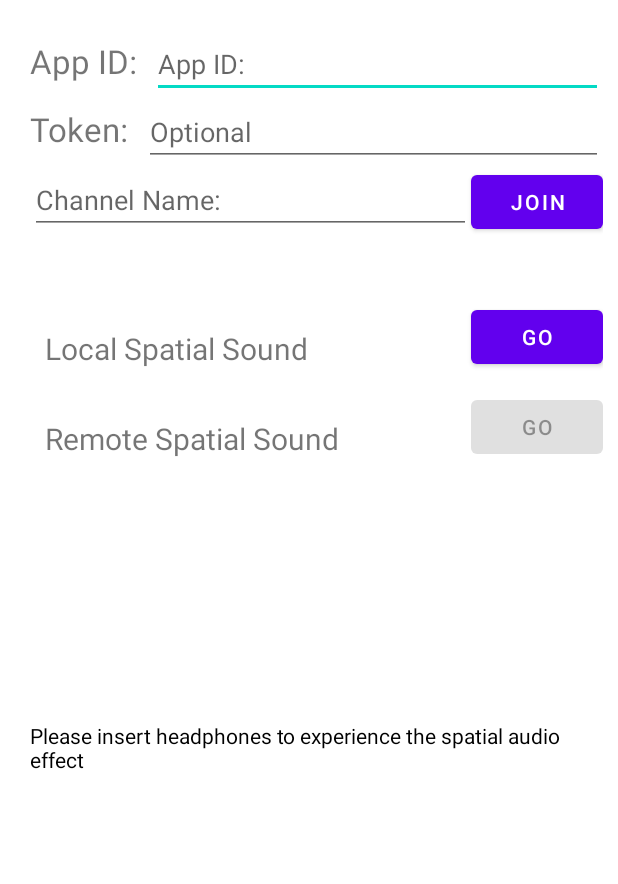
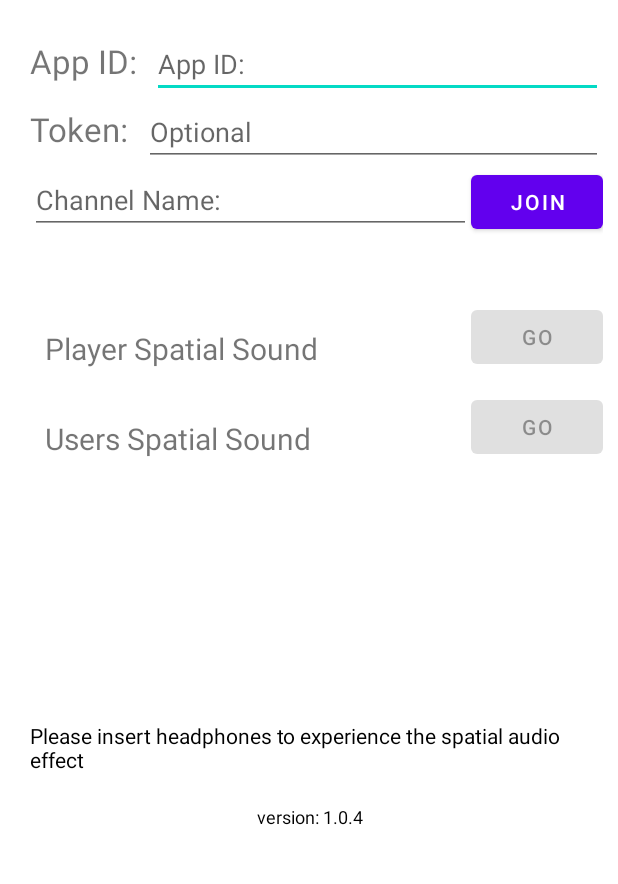
Before and after one commit to AgoraIO-Community/3DSpatialAudioDemo, an Android app: the screen it shows after launch (MainActivity), on a phone screen of 412 x 824 dp, the part 218-1102 px from its top. Run offline under Robolectric (Android 15) with nearby library versions, the phone set to English and light mode, and no system bars; our stand-ins replace navigation-ui; libraries missing offline, so code that uses them is left out: io.agora.mediaplayer, io.agora.rtc2.

Commit message:
fix crash issues

```diff
--- a/src/Android/3DSpatialDemo/app/build.gradle
+++ b/src/Android/3DSpatialDemo/app/build.gradle
@@ -13,8 +13,8 @@ android {
         applicationId "io.agora.nathan.spatialsound"
         minSdk 21
         targetSdk 32
-        versionCode 3
-        versionName "1.0.3"
+        versionCode 4
+        versionName "1.0.4"
     }
 
     buildTypes {
--- a/src/Android/3DSpatialDemo/app/src/main/java/io/agora/nathan/spatialsound/HomeFragment.java
+++ b/src/Android/3DSpatialDemo/app/src/main/java/io/agora/nathan/spatialsound/HomeFragment.java
@@ -7,6 +7,7 @@ import android.view.View;
 import android.view.ViewGroup;
 import android.widget.Button;
 import android.widget.EditText;
+import android.widget.TextView;
 
 import androidx.annotation.NonNull;
 import androidx.navigation.fragment.NavHostFragment;
@@ -37,11 +38,13 @@ public class HomeFragment extends BaseFragment {
 
     public void onViewCreated(@NonNull View view, Bundle savedInstanceState) {
         super.onViewCreated(view, savedInstanceState);
-
+        TextView v = view.findViewById(R.id.version);
+        v.setText("version: "+BuildConfig.VERSION_NAME);
         channel = view.findViewById(R.id.et_channel);
         join = (Button)view.findViewById(R.id.btn_join);
 
         if(AgoraManager.getInstance().isJoined()) {
+            binding.btnDemo1.setEnabled(true);
             binding.btnDemo2.setEnabled(true);
             join.setText(R.string.leave);
             channel.setEnabled(false);
@@ -50,7 +53,7 @@ public class HomeFragment extends BaseFragment {
             join.setText(R.string.join);
             channel.setEnabled(true);
             binding.btnDemo2.setEnabled(false);
-
+            binding.btnDemo1.setEnabled(false);
         }
         join.setOnClickListener(new View.OnClickListener() {
             @Override
@@ -71,12 +74,14 @@ public class HomeFragment extends BaseFragment {
 
                     join.setText(R.string.leave);
                     channel.setEnabled(false);
+                    binding.btnDemo1.setEnabled(true);
                     binding.btnDemo2.setEnabled(true);
                 }
                 else {
                     AgoraManager.getInstance().leaveChannel();
                     join.setText(R.string.join);
                     channel.setEnabled(true);
+                    binding.btnDemo1.setEnabled(false);
                     binding.btnDemo2.setEnabled(false);
                 }
             }
--- a/src/Android/3DSpatialDemo/app/src/main/res/layout/fragment_home.xml
+++ b/src/Android/3DSpatialDemo/app/src/main/res/layout/fragment_home.xml
@@ -166,5 +166,16 @@
         android:text="@string/spatial_sound_tip"
         android:textColor="@android:color/black"
         android:textSize="14sp" />
+
+        <TextView
+            android:id="@+id/version"
+            android:layout_width="match_parent"
+            android:layout_height="wrap_content"
+            android:layout_marginHorizontal="20dp"
+            android:layout_marginTop="20dp"
+            android:text="Version: 1.0.1"
+            android:textAlignment="center"
+            android:textColor="@android:color/black"
+            android:textSize="12sp" />
     </LinearLayout>
 </FrameLayout>
--- a/src/Android/3DSpatialDemo/app/src/main/res/values/strings.xml
+++ b/src/Android/3DSpatialDemo/app/src/main/res/values/strings.xml
@@ -10,8 +10,8 @@
     <string name="join">Join</string>
     <string name="leave">Leave</string>
     <string name="channel_name">Channel Name:</string>
-    <string name="spacial_sound_demo">Local Spatial Sound</string>
-    <string name="spacial_sound_demo2">Remote Spatial Sound</string>
+    <string name="spacial_sound_demo">Player Spatial Sound</string>
+    <string name="spacial_sound_demo2">Users Spatial Sound</string>
 
     <string name="start">Start</string>
     <string name="click_start">Start</string>
```
Also changed, not shown: src/Android/3DSpatialDemo/app/src/main/java/io/agora/nathan/spatialsound/common/AgoraManager.java (+63 -2 lines), src/Android/3DSpatialDemo/app/src/main/java/io/agora/nathan/spatialsound/common/BaseFragment.java (+32 -0 lines), src/Android/3DSpatialDemo/app/src/main/java/io/agora/nathan/spatialsound/common/PositionManager.java (+9 -3 lines), src/Android/3DSpatialDemo/app/src/main/java/io/agora/nathan/spatialsound/fragments/DemoSpatialSound.java (+29 -36 lines), src/Android/3DSpatialDemo/app/src/main/java/io/agora/nathan/spatialsound/fragments/RemoteSpatialSound.java (+43 -4 lines), src/Android/3DSpatialDemo/app/src/main/res/layout/fragment_remote_spatial_sound.xml (+10 -0 lines), 1 other file.
